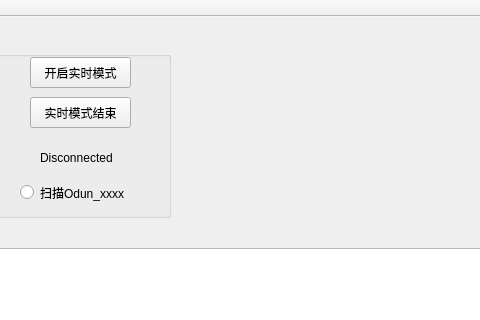
The window that ble_tools/ble_tools.ui (notrynohigh/QT_B_TP) describes before a commit, drawn with Qt 5; both pictures show x 840 to 1320 and y 0 to 320 of the 1500 by 759 pixel window.
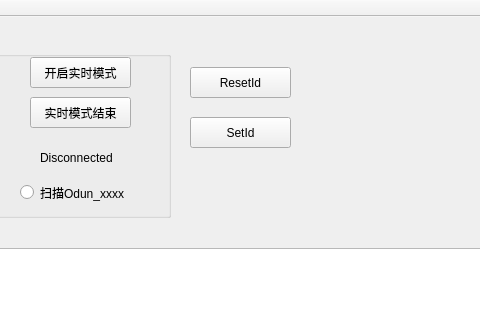
The same window after the commit. Icons and pictures are not drawn.

```diff
--- a/ble_tools/ble_tools.ui
+++ b/ble_tools/ble_tools.ui
@@ -407,6 +407,32 @@
      </item>
     </layout>
    </widget>
+   <widget class="QPushButton" name="resetid">
+    <property name="geometry">
+     <rect>
+      <x>1030</x>
+      <y>50</y>
+      <width>101</width>
+      <height>31</height>
+     </rect>
+    </property>
+    <property name="text">
+     <string>ResetId</string>
+    </property>
+   </widget>
+   <widget class="QPushButton" name="setID">
+    <property name="geometry">
+     <rect>
+      <x>1030</x>
+      <y>100</y>
+      <width>101</width>
+      <height>31</height>
+     </rect>
+    </property>
+    <property name="text">
+     <string>SetId</string>
+    </property>
+   </widget>
   </widget>
   <widget class="QMenuBar" name="menuBar">
    <property name="geometry">
```
